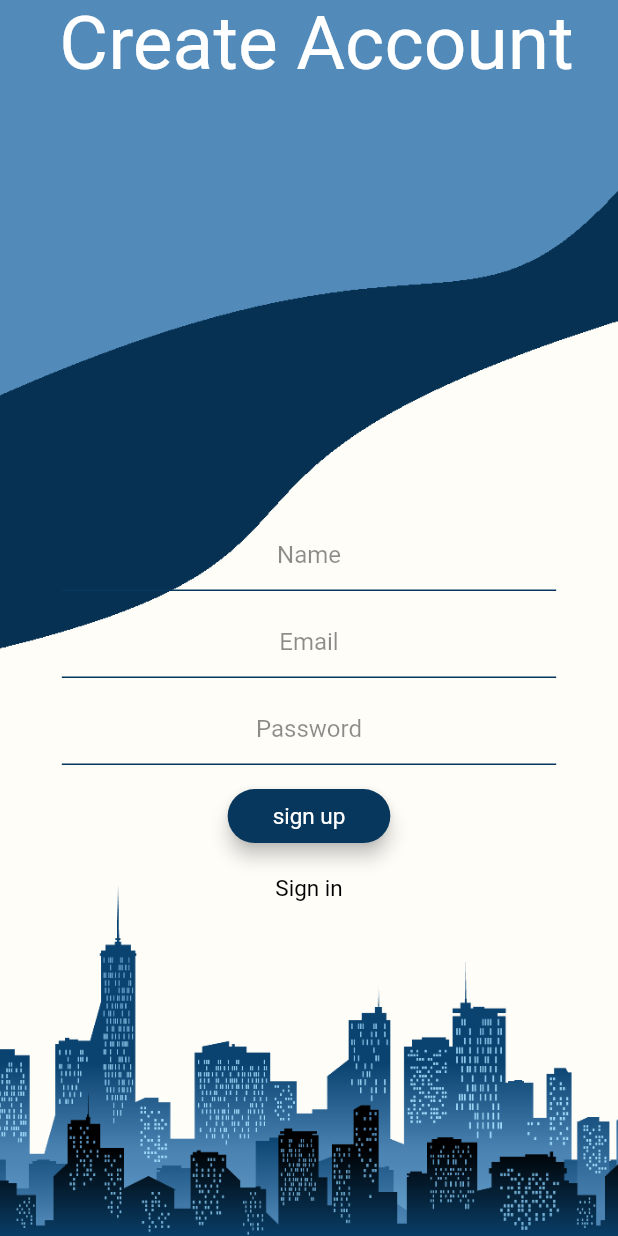
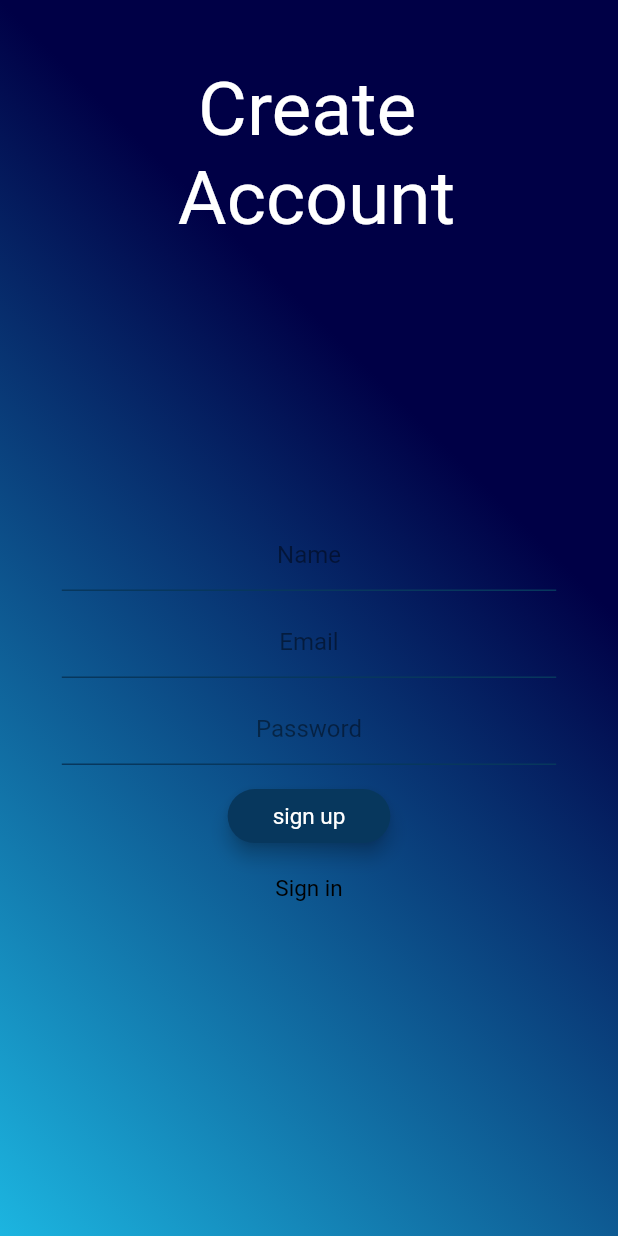
Before and after one commit to KWAPPS/AppLab, a Flutter app: the RegisterScreen screen opened by its route, on a phone screen of 412 x 824 dp. Run offline on Flutter 3.47's test engine with Material 2 defaults, Android fonts, the phone set to English and light mode, and no system bars; our stand-ins replace font_awesome_flutter, shimmer.

```diff
--- a/lib/custom_widgets/custom_floating_bottom_bar.dart
+++ b/lib/custom_widgets/custom_floating_bottom_bar.dart
@@ -1,7 +1,7 @@
 import 'package:font_awesome_flutter/font_awesome_flutter.dart';
 import 'package:flutter/material.dart';
 import 'package:connect_app/utilities/constants.dart';
-import 'package:connect_app/screens/search_screen.dart';
+import 'file:///C:/Users/Peter%20Oketta/AndroidStudioProjects/AppLab/lib/screens/in_app/search_screen.dart';
 
 class CustomFloatingBottomBar extends StatelessWidget {
   const CustomFloatingBottomBar({
--- a/lib/custom_widgets/hire_me_button.dart
+++ b/lib/custom_widgets/hire_me_button.dart
@@ -1,8 +1,7 @@
-import 'package:connect_app/screens/details_screen.dart';
-import 'package:connect_app/screens/profile_screen.dart';
 import 'package:flutter/material.dart';
 import 'package:connect_app/utilities/constants.dart';
-import 'package:connect_app/screens/hire_me_screen.dart';
+import 'package:connect_app/screens/in_app/profile_screen.dart';
+import 'package:connect_app/screens/in_app/hire_me_screen.dart';
 
 class HireMeButton extends StatelessWidget {
   final Color buttonColor;
--- a/lib/custom_widgets/people_card.dart
+++ b/lib/custom_widgets/people_card.dart
@@ -1,9 +1,8 @@
-import 'package:connect_app/screens/profile_screen.dart';
 import 'package:flutter/material.dart';
 import 'package:connect_app/utilities/constants.dart';
 import 'package:connect_app/custom_widgets/star.dart';
 import 'package:connect_app/custom_widgets/hire_me_button.dart';
-import 'package:connect_app/screens/details_screen.dart';
+import 'package:connect_app/screens/in_app/profile_screen.dart';
 
 class PeopleCards extends StatelessWidget {
   final String descriptiveText;
--- a/lib/screens/details_screen.dart
+++ b/lib/screens/in_app/details_screen.dart
@@ -1,7 +1,6 @@
 import 'package:flutter/material.dart';
 import 'package:connect_app/utilities/constants.dart';
 import 'package:flutter/services.dart';
-import 'package:connect_app/screens/hire_me_screen.dart';
 import 'package:connect_app/custom_widgets/star.dart';
 import 'package:connect_app/custom_widgets/portfolio_image.dart';
 import 'package:connect_app/custom_widgets/review.dart';
--- a/lib/screens/register_screen.dart
+++ b/lib/screens/register_screen.dart
@@ -3,7 +3,7 @@ import 'package:flutter/cupertino.dart';
 import 'package:flutter/material.dart';
 import '../utilities/custom_containers.dart';
 import 'package:flutter/services.dart';
-import 'package:connect_app/screens/home_screen.dart';
+import 'file:///C:/Users/Peter%20Oketta/AndroidStudioProjects/AppLab/lib/screens/in_app/home_screen.dart';
 
 class RegisterScreen extends StatefulWidget {
   static const String id = 'register_screen';
@@ -20,13 +20,20 @@ class _RegisterScreenState extends State<RegisterScreen> {
     ));
     return Scaffold(
       body: Container(
+        constraints: BoxConstraints.expand(),
+        margin: EdgeInsets.all(0),
+        height: double.infinity,
+        width: double.infinity,
         decoration: BoxDecoration(
-          image: DecorationImage(
-            image: AssetImage('images/untitles3.png'),
-            fit: BoxFit.cover,
+          gradient: LinearGradient(
+            colors: [
+              Color(0xff000046),
+              Color(0xff1CB5E0),
+            ],
+            begin: Alignment.centerRight,
+            end: Alignment.bottomLeft,
           ),
         ),
-        constraints: BoxConstraints.expand(),
         child: SafeArea(
           child: Container(
             child: SingleChildScrollView(
@@ -36,9 +43,18 @@ class _RegisterScreenState extends State<RegisterScreen> {
                   Container(
                     height: MediaQuery.of(context).size.height * 0.25,
                     padding: EdgeInsets.only(left: 10),
-                    child: Text(
-                      'Create Account',
-                      style: kRegisterTextStyle,
+                    child: Column(
+                      mainAxisAlignment: MainAxisAlignment.center,
+                      children: [
+                        Text(
+                          'Create ',
+                          style: kRegisterTextStyle,
+                        ),
+                        Text(
+                          'Account',
+                          style: kRegisterTextStyle,
+                        ),
+                      ],
                     ),
                   ),
                   Container(
--- a/lib/screens/splash_screen.dart
+++ b/lib/screens/splash_screen.dart
@@ -2,7 +2,7 @@ import 'package:flutter/material.dart';
 import 'dart:async';
 import 'package:shimmer/shimmer.dart';
 import 'package:connect_app/utilities/constants.dart';
-import 'home_screen.dart';
+import 'in_app/home_screen.dart';
 import 'welcome_screen.dart';
 import 'package:flutter/services.dart';
 
```
Also changed, not shown: lib/custom_widgets/search_bar.dart (+2 -5 lines), lib/main.dart (+6 -6 lines), lib/screens/in_app/profile_screen.dart (renamed from lib/screens/profile_screen.dart, +4 -4 lines), lib/screens/login_screen.dart (+12 -5 lines), lib/screens/welcome_screen.dart (+13 -8 lines), images/untitles3.png (deleted), images/white.png (deleted), lib/screens/in_app/hire_me_screen.dart (renamed from lib/screens/hire_me_screen.dart), lib/screens/in_app/home_screen.dart (renamed from lib/screens/home_screen.dart), lib/screens/in_app/my_work.dart (renamed from lib/screens/my_work.dart), lib/screens/in_app/reviews.dart (renamed from lib/screens/reviews.dart), lib/screens/in_app/search_screen.dart (renamed from lib/screens/search_screen.dart), lib/screens/in_app/socials.dart (renamed from lib/screens/socials.dart).
